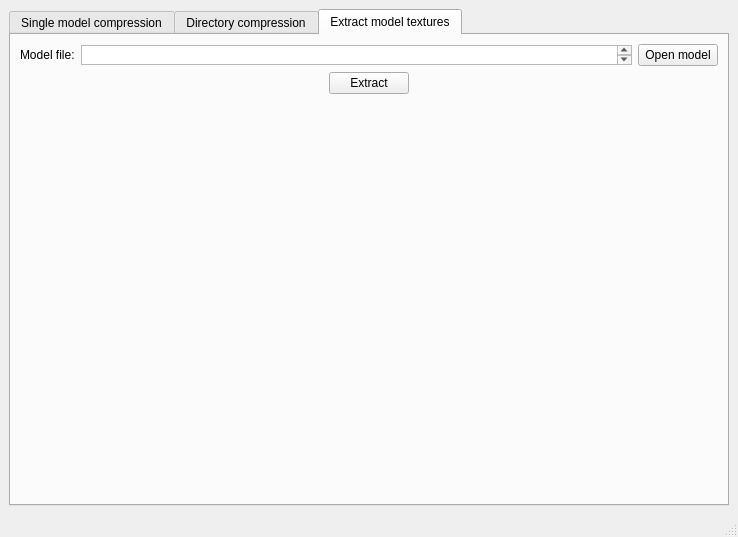
Qt form tools/texture-compressor/texcompr-gui/forms/mainwindow.ui (maisvendoo/RRS) before a commit.
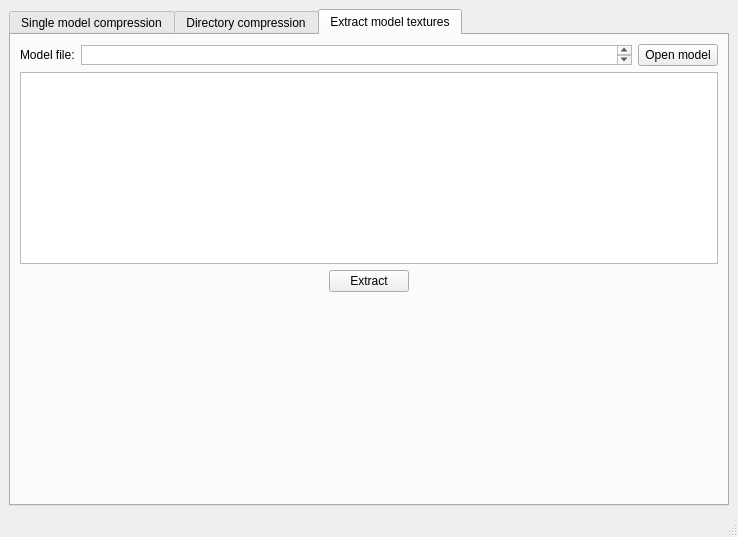
The same form after that commit. The open tabs and pages were chosen to show the change.

Commit message: Реализована функция извлечения текстур в GUI работы с KTX

What changed in the file:
```diff
--- a/tools/texture-compressor/texcompr-gui/forms/mainwindow.ui
+++ b/tools/texture-compressor/texcompr-gui/forms/mainwindow.ui
@@ -388,7 +388,7 @@
        </attribute>
        <layout class="QVBoxLayout" name="verticalLayout_8">
         <item>
-         <layout class="QVBoxLayout" name="verticalLayout_7" stretch="1,1,10">
+         <layout class="QVBoxLayout" name="verticalLayout_7" stretch="1,0,1,10">
           <item>
            <layout class="QHBoxLayout" name="horizontalLayout_8">
             <item>
@@ -429,6 +429,13 @@
             </item>
            </layout>
           </item>
+          <item>
+           <widget class="QPlainTextEdit" name="ptExtractLog">
+            <property name="readOnly">
+             <bool>true</bool>
+            </property>
+           </widget>
+          </item>
           <item>
            <layout class="QHBoxLayout" name="horizontalLayout_9">
             <item>
```
Left out of the diff: 11 changed lines with no effect on the pictures. The commit also changes 2 other files.
